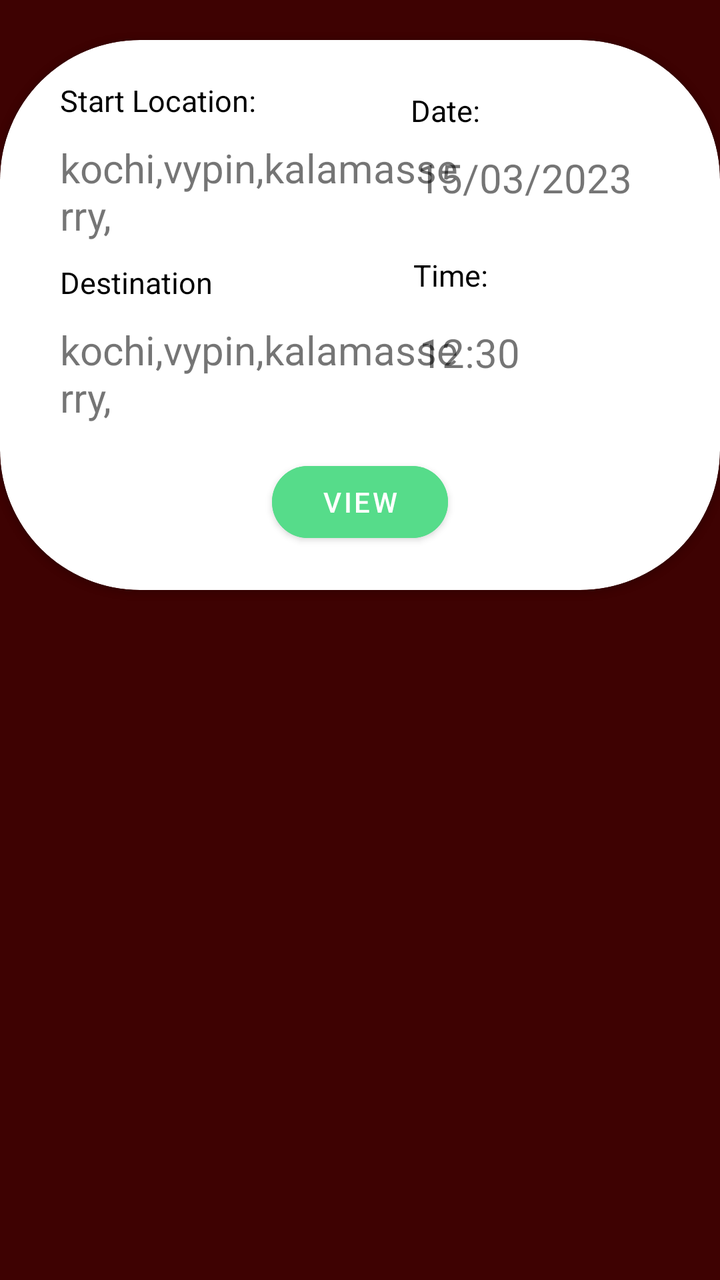
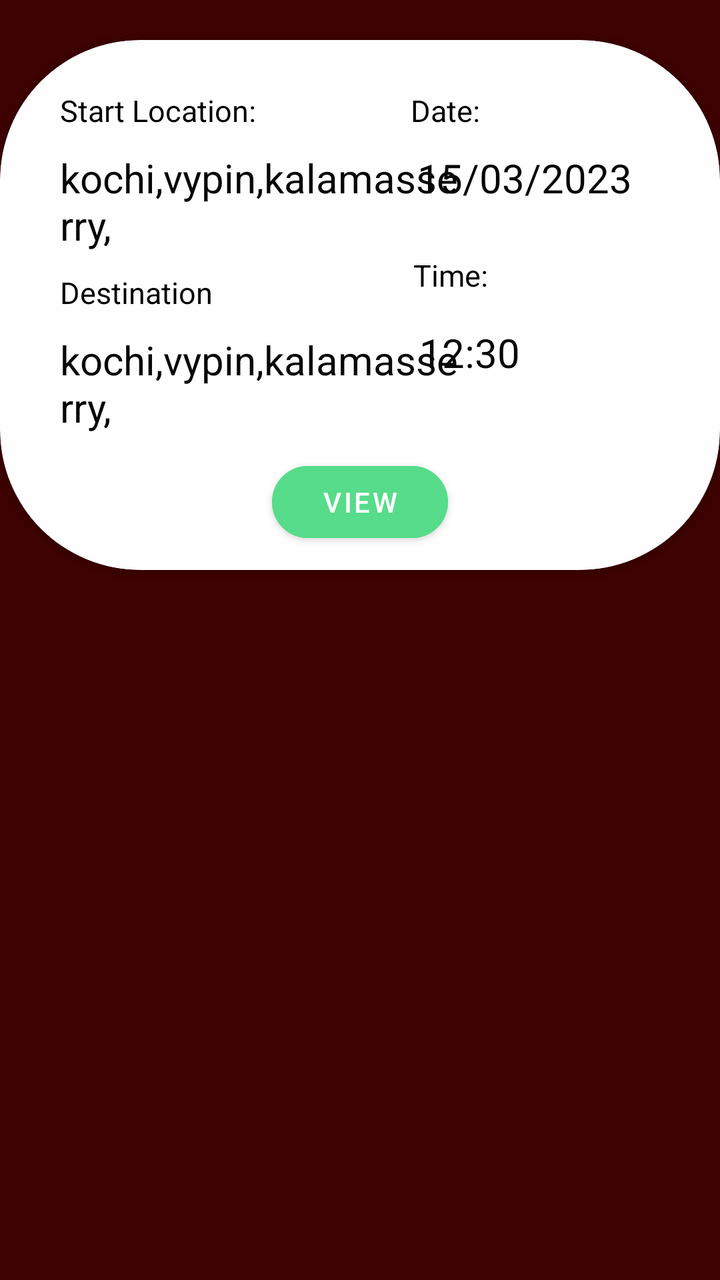

Before-and-after screenshots of an Android layout around one commit, followed by the original layout XML and the change that was made.
<!-- AndroidManifest.xml: application theme Theme.MyApp -->
<!-- res/layout/trip_layout.xml -->
<?xml version="1.0" encoding="utf-8"?>
<androidx.constraintlayout.widget.ConstraintLayout xmlns:android="http://schemas.android.com/apk/res/android"
    xmlns:app="http://schemas.android.com/apk/res-auto"
    xmlns:tools="http://schemas.android.com/tools"
    android:id="@+id/linearLayout2"
    android:layout_width="match_parent"
    android:layout_height="wrap_content"
    android:background="@color/gray_900">

    <androidx.cardview.widget.CardView
        android:layout_width="match_parent"
        android:layout_height="wrap_content"
        android:layout_marginTop="20dp"
        android:layout_marginBottom="10dp"
        app:cardCornerRadius="70dp"
        app:layout_constraintEnd_toEndOf="parent"
        app:layout_constraintStart_toStartOf="parent"
        app:layout_constraintTop_toTopOf="parent">

        <androidx.constraintlayout.widget.ConstraintLayout
            android:layout_width="match_parent"
            android:layout_height="match_parent"
            android:layout_marginBottom="10dp">

            <TextView
                android:id="@+id/textView15"
                android:layout_width="wrap_content"
                android:layout_height="wrap_content"
                android:layout_marginLeft="30dp"
                android:layout_marginTop="20dp"
                android:text="Start Location:"
                android:textColor="@color/black"
                android:textSize="15dp"
                app:layout_constraintStart_toStartOf="parent"
                app:layout_constraintTop_toTopOf="parent" />

            <TextView
                android:id="@+id/startLocation"
                android:layout_width="200dp"
                android:layout_height="wrap_content"
                android:layout_marginLeft="30dp"
                android:layout_marginTop="10dp"
                android:text="kochi,vypin,kalamasserry,"
                android:textSize="20dp"
                app:layout_constraintStart_toStartOf="parent"
                app:layout_constraintTop_toBottomOf="@+id/textView15" />

            <TextView
                android:id="@+id/textView11"
                android:layout_width="wrap_content"
                android:layout_height="wrap_content"
                android:layout_marginStart="30dp"
                android:layout_marginTop="10dp"
                android:text="Destination"
                android:textColor="@color/black"
                android:textSize="15dp"
                app:layout_constraintStart_toStartOf="parent"
                app:layout_constraintTop_toBottomOf="@+id/startLocation" />

            <TextView
                android:id="@+id/destination"
                android:layout_width="200dp"
                android:layout_height="wrap_content"
                android:layout_marginStart="30dp"
                android:layout_marginTop="10dp"
                android:text="kochi,vypin,kalamasserry,"
                android:textSize="20dp"
                app:layout_constraintStart_toStartOf="parent"
                app:layout_constraintTop_toBottomOf="@+id/textView11" />

            <TextView
                android:id="@+id/textView14"
                android:layout_width="wrap_content"
                android:layout_height="wrap_content"
                android:layout_marginTop="25dp"
                android:layout_marginEnd="120dp"
                android:text="Date:"
                android:textColor="@color/black"
                android:textSize="15dp"
                app:layout_constraintEnd_toEndOf="parent"
                app:layout_constraintTop_toTopOf="parent" />

            <TextView
                android:id="@+id/date"
                android:layout_width="wrap_content"
                android:layout_height="wrap_content"
                android:layout_marginTop="10dp"
                android:layout_marginEnd="44dp"
                android:text="15/03/2023"
                android:textSize="20dp"
                app:layout_constraintEnd_toEndOf="parent"
                app:layout_constraintTop_toBottomOf="@+id/textView14" />

            <TextView
                android:id="@+id/textView17"
                android:layout_width="wrap_content"
                android:layout_height="wrap_content"
                android:layout_marginTop="25dp"
                android:layout_marginEnd="116dp"
                android:text="Time:"
                android:textColor="@color/black"
                android:textSize="15dp"
                app:layout_constraintEnd_toEndOf="parent"
                app:layout_constraintTop_toBottomOf="@+id/date" />

            <TextView
                android:id="@+id/time"
                android:layout_width="wrap_content"
                android:layout_height="wrap_content"
                android:layout_marginTop="15dp"
                android:layout_marginEnd="100dp"
                android:text="12:30"
                android:textSize="20dp"
                app:layout_constraintEnd_toEndOf="parent"
                app:layout_constraintTop_toBottomOf="@+id/textView17" />

            <Button
                android:id="@+id/viewTripDetails"
                android:layout_width="wrap_content"
                android:layout_height="wrap_content"
                android:layout_marginTop="15dp"
                android:layout_marginBottom="10dp"
                android:layout_weight="1"
                android:backgroundTint="#56DC8A"
                android:text="view"
                app:cornerRadius="25dp"
                app:layout_constraintBottom_toBottomOf="parent"
                app:layout_constraintEnd_toEndOf="parent"
                app:layout_constraintHorizontal_bias="0.5"
                app:layout_constraintStart_toStartOf="parent"
                app:layout_constraintTop_toBottomOf="@+id/destination" />

        </androidx.constraintlayout.widget.ConstraintLayout>
    </androidx.cardview.widget.CardView>

</androidx.constraintlayout.widget.ConstraintLayout>
<!-- resources referenced by this layout -->
<resources>
  <color name="black">#FF000000</color>
  <color name="gray_900">#3e0202</color>
  <style name="Theme.MyApp" parent="Theme.MaterialComponents.DayNight.NoActionBar">
          
          <item name="colorPrimary">@color/purple_500</item>
          <item name="colorPrimaryVariant">@color/purple_700</item>
          <item name="colorOnPrimary">@color/white</item>
          
          <item name="colorSecondary">@color/teal_200</item>
          <item name="colorSecondaryVariant">@color/teal_700</item>
          <item name="colorOnSecondary">@color/black</item>
          
          <item name="android:statusBarColor" tools:targetApi="l">?attr/colorPrimaryVariant</item>
          
      </style>
  <color name="purple_500">#FF6200EE</color>
  <color name="purple_700">#FF3700B3</color>
  <color name="white">#FFFFFFFF</color>
  <color name="teal_200">#FF03DAC5</color>
  <color name="teal_700">#FF018786</color>
</resources>

<!-- the commit's change to res/layout/trip_layout.xml (unified diff, before → after) -->
@@ -11,7 +11,7 @@
         android:layout_width="match_parent"
         android:layout_height="wrap_content"
         android:layout_marginTop="20dp"
-        android:layout_marginBottom="10dp"
+        android:backgroundTint="#FEFEFE"
         app:cardCornerRadius="70dp"
         app:layout_constraintEnd_toEndOf="parent"
         app:layout_constraintStart_toStartOf="parent"
@@ -19,15 +19,14 @@
 
         <androidx.constraintlayout.widget.ConstraintLayout
             android:layout_width="match_parent"
-            android:layout_height="match_parent"
-            android:layout_marginBottom="10dp">
+            android:layout_height="match_parent">
 
             <TextView
                 android:id="@+id/textView15"
                 android:layout_width="wrap_content"
                 android:layout_height="wrap_content"
                 android:layout_marginLeft="30dp"
-                android:layout_marginTop="20dp"
+                android:layout_marginTop="25dp"
                 android:text="Start Location:"
                 android:textColor="@color/black"
                 android:textSize="15dp"
@@ -41,6 +40,7 @@
                 android:layout_marginLeft="30dp"
                 android:layout_marginTop="10dp"
                 android:text="kochi,vypin,kalamasserry,"
+                android:textColor="#070707"
                 android:textSize="20dp"
                 app:layout_constraintStart_toStartOf="parent"
                 app:layout_constraintTop_toBottomOf="@+id/textView15" />
@@ -64,6 +64,7 @@
                 android:layout_marginStart="30dp"
                 android:layout_marginTop="10dp"
                 android:text="kochi,vypin,kalamasserry,"
+                android:textColor="#090808"
                 android:textSize="20dp"
                 app:layout_constraintStart_toStartOf="parent"
                 app:layout_constraintTop_toBottomOf="@+id/textView11" />
@@ -87,6 +88,7 @@
                 android:layout_marginTop="10dp"
                 android:layout_marginEnd="44dp"
                 android:text="15/03/2023"
+                android:textColor="#070606"
                 android:textSize="20dp"
                 app:layout_constraintEnd_toEndOf="parent"
                 app:layout_constraintTop_toBottomOf="@+id/textView14" />
@@ -110,6 +112,7 @@
                 android:layout_marginTop="15dp"
                 android:layout_marginEnd="100dp"
                 android:text="12:30"
+                android:textColor="#070606"
                 android:textSize="20dp"
                 app:layout_constraintEnd_toEndOf="parent"
                 app:layout_constraintTop_toBottomOf="@+id/textView17" />
@@ -118,7 +121,7 @@
                 android:id="@+id/viewTripDetails"
                 android:layout_width="wrap_content"
                 android:layout_height="wrap_content"
-                android:layout_marginTop="15dp"
+                android:layout_marginTop="10dp"
                 android:layout_marginBottom="10dp"
                 android:layout_weight="1"
                 android:backgroundTint="#56DC8A"
